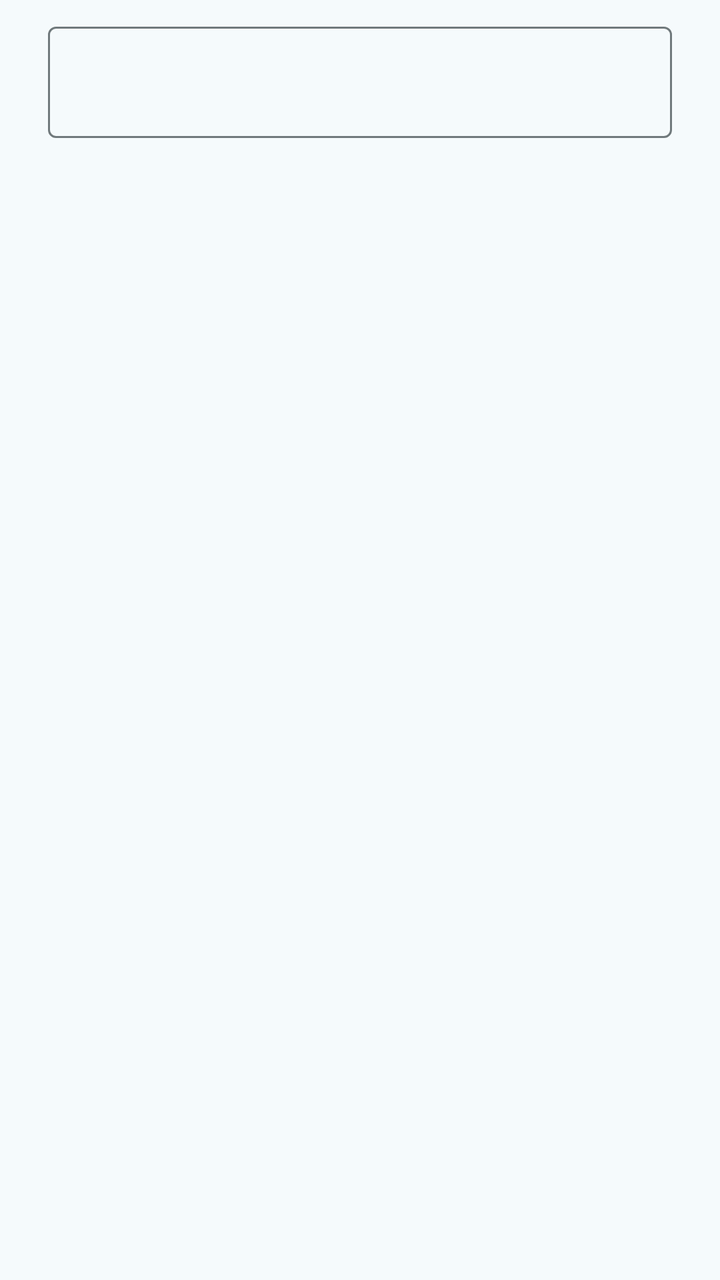
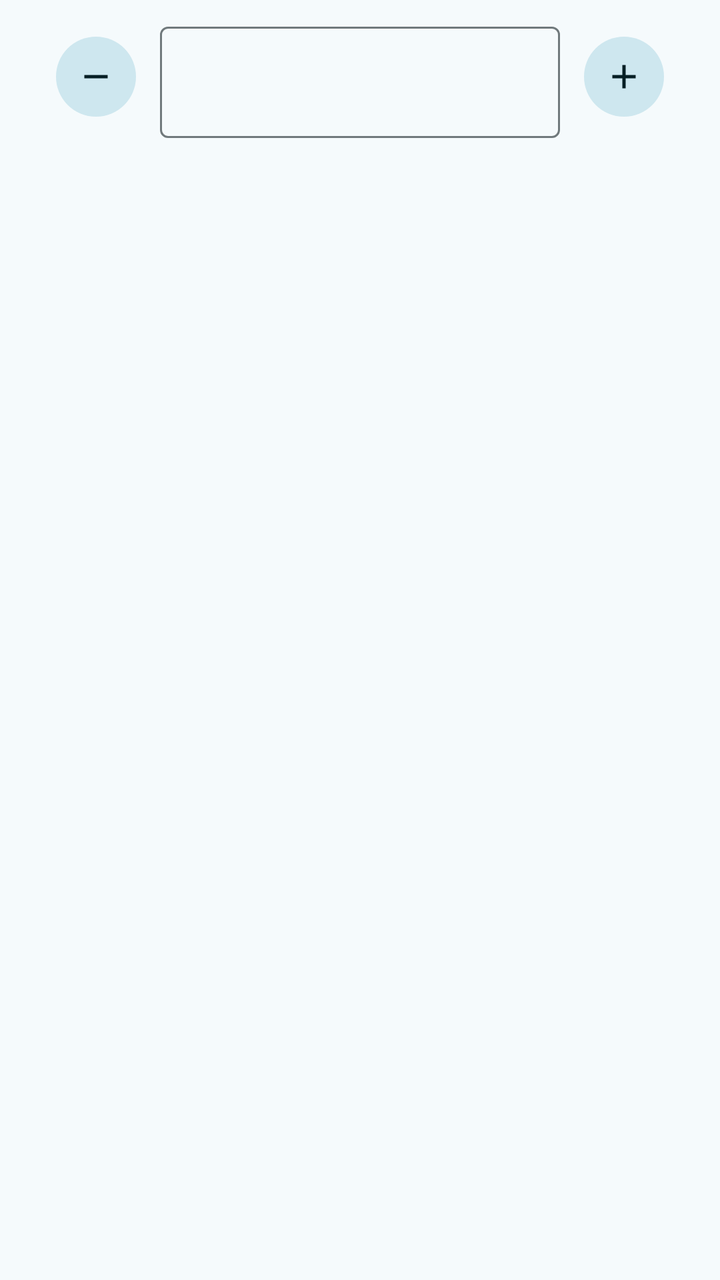

Two renders of the same Android screen: before a commit and after it. Below are the layout's source before the change and the commit's diff.
<!-- AndroidManifest.xml: application theme Theme.Workout -->
<!-- res/layout/dialog_transition_input.xml -->
<?xml version="1.0" encoding="utf-8"?>
<LinearLayout xmlns:android="http://schemas.android.com/apk/res/android"
    android:layout_width="match_parent"
    android:layout_height="wrap_content"
    android:orientation="vertical"
    android:paddingStart="24dp"
    android:paddingTop="8dp"
    android:paddingEnd="24dp">

    
    <com.google.android.material.textfield.TextInputLayout
        android:id="@+id/layoutTransition"
        android:layout_width="match_parent"
        android:layout_height="wrap_content">

        <com.google.android.material.textfield.TextInputEditText
            android:id="@+id/edtTransition"
            android:layout_width="match_parent"
            android:layout_height="wrap_content"
            android:inputType="number"/>

    </com.google.android.material.textfield.TextInputLayout>
</LinearLayout>
<!-- resources referenced by this layout -->
<resources>
  <style name="Theme.Workout" parent="Base.Theme.Workout" />
  <color name="primary">#00687A</color>
  <color name="on_primary">#FFFFFF</color>
  <color name="primary_container">#ACEDFF</color>
  <color name="on_primary_container">#001F26</color>
  <color name="primary_inverse">#84D2E7</color>
  <color name="secondary">#4B6269</color>
  <color name="on_secondary">#FFFFFF</color>
  <color name="secondary_container">#CEE7EF</color>
  <color name="on_secondary_container">#061F25</color>
  <color name="tertiary">#565D7E</color>
  <color name="on_tertiary">#FFFFFF</color>
  <color name="tertiary_container">#DDE1FF</color>
  <color name="on_tertiary_container">#131A37</color>
  <color name="error">#BA1A1A</color>
  <color name="on_error">#FFFFFF</color>
  <color name="error_container">#FFDAD6</color>
  <color name="on_error_container">#410002</color>
  <color name="surface">#F5FAFC</color>
  <color name="on_surface">#171C1E</color>
  <color name="surface_variant">#DBE4E7</color>
  <color name="on_surface_variant">#3F484B</color>
  <color name="surface_inverse">#2B3133</color>
  <color name="on_surface_inverse">#ECF2F4</color>
  <color name="surface_dim">#D5DBDD</color>
  <color name="surface_bright">#F5FAFC</color>
  <color name="surface_container_lowest">#FFFFFF</color>
  <color name="surface_container_low">#EFF4F7</color>
  <color name="surface_container">#E9EFF1</color>
  <color name="surface_container_high">#E3E9EB</color>
  <color name="surface_container_highest">#DEE3E6</color>
  <color name="outline">#70797C</color>
  <color name="outline_variant">#BFC8CB</color>
  <!-- unchanged entries left out for length: 1 -->
</resources>

<!-- the commit's change to res/layout/dialog_transition_input.xml (unified diff, before → after) -->
@@ -1,5 +1,6 @@
 <?xml version="1.0" encoding="utf-8"?>
 <LinearLayout xmlns:android="http://schemas.android.com/apk/res/android"
+    xmlns:app="http://schemas.android.com/apk/res-auto"
     android:layout_width="match_parent"
     android:layout_height="wrap_content"
     android:orientation="vertical"
@@ -8,16 +9,43 @@
     android:paddingEnd="24dp">
 
     
-    <com.google.android.material.textfield.TextInputLayout
-        android:id="@+id/layoutTransition"
+    <LinearLayout
         android:layout_width="match_parent"
-        android:layout_height="wrap_content">
+        android:layout_height="wrap_content"
+        android:gravity="center_vertical"
+        android:orientation="horizontal">
 
-        <com.google.android.material.textfield.TextInputEditText
-            android:id="@+id/edtTransition"
-            android:layout_width="match_parent"
+        <com.google.android.material.button.MaterialButton
+            android:id="@+id/btnLess"
+            style="@style/Widget.Material3.Button.IconButton.Filled.Tonal"
+            android:layout_width="wrap_content"
             android:layout_height="wrap_content"
-            android:inputType="number"/>
+            android:layout_marginEnd="8dp"
+            android:contentDescription="@string/weniger"
+            app:icon="@drawable/ic_remove"/>
 
-    </com.google.android.material.textfield.TextInputLayout>
+        
+        <com.google.android.material.textfield.TextInputLayout
+            android:id="@+id/layoutTransition"
+            android:layout_width="0dp"
+            android:layout_height="wrap_content"
+            android:layout_weight="1">
+
+            <com.google.android.material.textfield.TextInputEditText
+                android:id="@+id/edtTransition"
+                android:layout_width="match_parent"
+                android:layout_height="wrap_content"
+                android:inputType="number"/>
+
+        </com.google.android.material.textfield.TextInputLayout>
+
+        <com.google.android.material.button.MaterialButton
+            android:id="@+id/btnMore"
+            style="@style/Widget.Material3.Button.IconButton.Filled.Tonal"
+            android:layout_width="wrap_content"
+            android:layout_height="wrap_content"
+            android:layout_marginStart="8dp"
+            android:contentDescription="@string/mehr"
+            app:icon="@drawable/ic_add"/>
+    </LinearLayout>
 </LinearLayout>
<!-- resource entries referenced after the edit -->
@@ -1,5 +1,27 @@
 <!-- resources referenced by this layout -->
 <resources>
+  <!-- drawable ic_add (drawable) -->
+  <vector xmlns:android="http://schemas.android.com/apk/res/android"
+      android:width="24dp"
+      android:height="24dp"
+      android:viewportWidth="24"
+      android:viewportHeight="24">
+      <path
+          android:fillColor="#FFFFFFFF"
+          android:pathData="M19,13h-6v6h-2v-6H5v-2h6V5h2v6h6v2z"/>
+  </vector>
+  <!-- drawable ic_remove (drawable) -->
+  <vector xmlns:android="http://schemas.android.com/apk/res/android"
+      android:width="24dp"
+      android:height="24dp"
+      android:viewportWidth="24"
+      android:viewportHeight="24">
+      <path
+          android:fillColor="#FFFFFFFF"
+          android:pathData="M19,13H5v-2h14v2z"/>
+  </vector>
+  <string name="mehr">Mehr</string>
+  <string name="weniger">Weniger</string>
   <style name="Theme.Workout" parent="Base.Theme.Workout" />
   <color name="primary">#00687A</color>
   <color name="on_primary">#FFFFFF</color>
